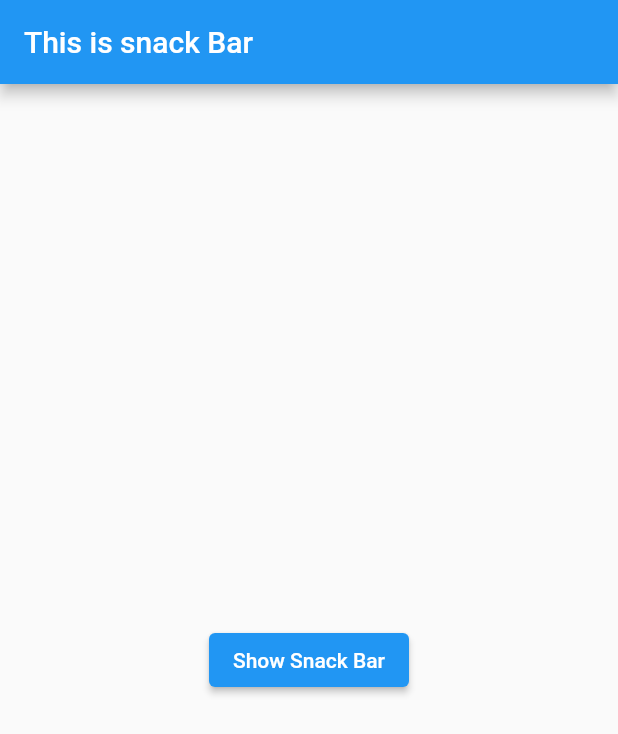
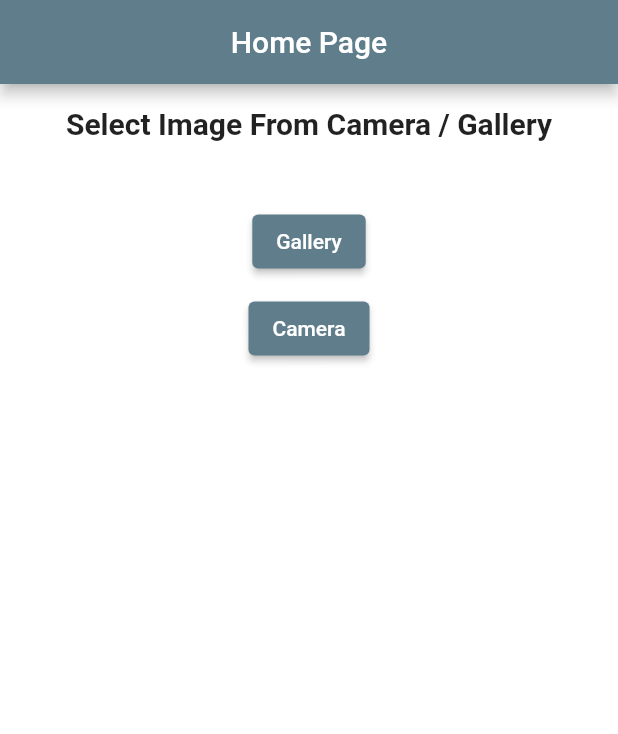
Before and after one commit to tarunchauhan97/flutter-getx-basics, a Flutter app: the screen it shows after launch, on a phone screen of 412 x 824 dp. Shown: the top 734 px of the screen. Run offline on Flutter 3.47's test engine with Material 2 defaults, Android fonts, the phone set to English and light mode, and no system bars; our stand-ins replace get, image_picker.

Commit message:
get controller gallery camera

```diff
--- /dev/null
+++ b/lib/home_controller.dart
@@ -0,0 +1,26 @@
+import 'dart:io';
+
+import 'package:flutter/material.dart';
+import 'package:get/get.dart';
+import 'package:image_picker/image_picker.dart';
+
+class HomeController extends GetxController{
+  var imagePath = 'null'.obs;
+  var imageSize = ' '.obs;
+
+  void getImage(ImageSource imageSource)async{
+
+    final pickedFile = await ImagePicker().pickImage(source: imageSource);
+    if( pickedFile != null){
+
+      imagePath.value = pickedFile.path;
+      imageSize.value = ((File(imagePath.value)).lengthSync()/1024/1024).toStringAsFixed(2)+"Mb";
+    }
+    else {
+      Get.snackbar('Error', ' You have selected no Image',
+      snackPosition: SnackPosition.BOTTOM,
+      backgroundColor: Colors.black,
+      colorText: Colors.blueGrey,);
+    }
+  }
+}
--- /dev/null
+++ b/lib/home_page.dart
@@ -0,0 +1,63 @@
+import 'dart:io';
+
+import 'package:flutter/cupertino.dart';
+import 'package:flutter/material.dart';
+import 'package:get/get.dart';
+import 'package:image_picker/image_picker.dart';
+
+import 'home_controller.dart';
+class HomePage extends StatefulWidget {
+  const HomePage({Key? key}) : super(key: key);
+
+  @override
+  _HomePageState createState() => _HomePageState();
+}
+
+class _HomePageState extends State<HomePage> {
+  HomeController controller = HomeController();
+  @override
+  Widget build(BuildContext context) {
+    return Scaffold(
+      backgroundColor: Colors.white54,
+      appBar: AppBar(title: const Text(' Home Page '),
+      centerTitle: true),
+      body: Padding(
+        padding: const EdgeInsets.only(top: 15.0),
+        child: SingleChildScrollView(
+          child: Column(
+            crossAxisAlignment: CrossAxisAlignment.center,
+            children: [
+              Obx(
+                  () => controller.imagePath.value=='null'
+              ?
+              const Center(
+                child: Text('Select Image From Camera / Gallery',style: TextStyle(fontSize: 20.0,fontWeight: FontWeight.bold),),
+              )
+              :
+              Image.file(File(controller.imagePath.value))),
+              const SizedBox(height: 10.0,),
+              Obx(
+                  () => Text(controller.imagePath.value==''
+                  ?
+                  ''
+                  :
+                  controller.imageSize.value,style: const TextStyle(fontSize: 20.0,fontWeight: FontWeight.bold),)),
+              const SizedBox(height: 10.0,),
+              ElevatedButton(onPressed: (){
+                controller.getImage(ImageSource.gallery);
+              },
+                  child: const Text('Gallery'),),
+              const SizedBox(height: 10.0,),
+              ElevatedButton(onPressed: (){
+                controller.getImage(ImageSource.camera);
+              },
+                child: const Text('Camera'),),
+
+            ],
+          ),
+        ),
+      ),
+    );
+
+  }
+}
--- a/lib/main.dart
+++ b/lib/main.dart
@@ -1,5 +1,7 @@
 import 'package:flutter/material.dart';
 import 'package:get/get.dart';
+
+import 'home_page.dart';
 
 void main() {
   runApp(const MyApp());
@@ -7,30 +9,14 @@ void main() {
 
 class MyApp extends StatelessWidget {
   const MyApp({Key? key}) : super(key: key);
-
+  // This widget is the root of your application.
   @override
   Widget build(BuildContext context) {
     return GetMaterialApp(
-      title: 'Snack Bar',
-      home: Scaffold(
-        appBar: AppBar(
-          title: Text('This is snack Bar '),
-        ),
-        body: Center(
-          child: Column(
-            mainAxisAlignment: MainAxisAlignment.center,
-            crossAxisAlignment: CrossAxisAlignment.center,
-            children: [
-              ElevatedButton(
-                onPressed: () {
-                  Get.snackbar("Its Snack Bar GetX", "Hello SnackBar");
-                },
-                child: Text("Show Snack Bar"),
-              ),
-            ],
-          ),
-        ),
+      theme: ThemeData(
+        primarySwatch: Colors.blueGrey,
       ),
+      home: const HomePage(),
     );
   }
 }
```
Also changed, not shown: pubspec.yaml (+7 -77 lines), pubspec.lock.
